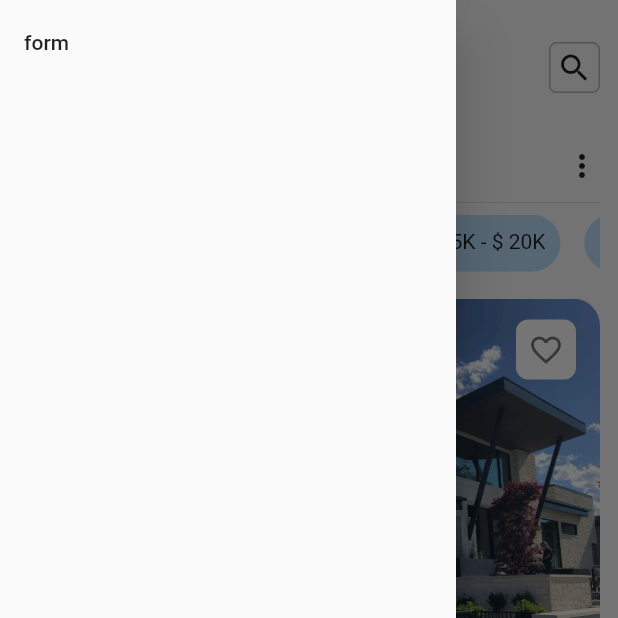
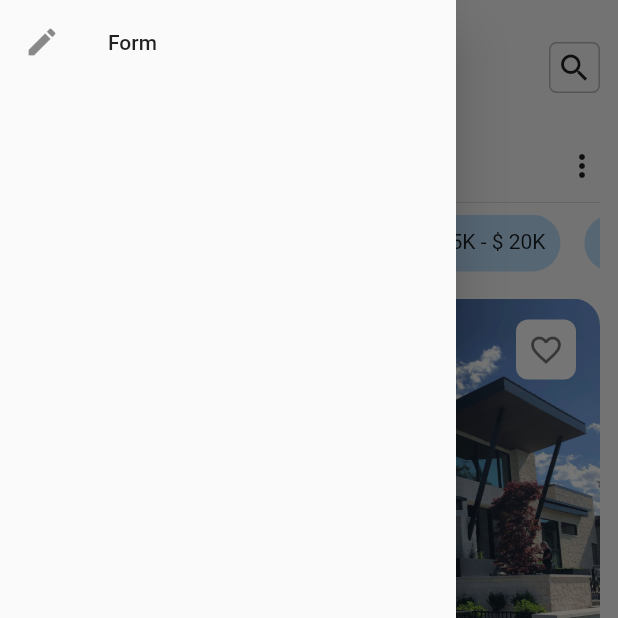
Before and after one commit to akhil-tj/boot_camp, a Flutter app: the screen it shows after launch, with the side drawer open, on a phone screen of 412 x 824 dp, the top half of it. Run offline on Flutter 3.47's test engine with Material 2 defaults, Android fonts, the phone set to English and light mode, and no system bars.

Commit message:
code base updated

```diff
--- a/lib/Screens/Home/home_screen.dart
+++ b/lib/Screens/Home/home_screen.dart
@@ -2,13 +2,12 @@ import 'package:boot_camp/CustomWidgets/custom_app_bar.dart';
 import 'package:boot_camp/CustomWidgets/custom_floating_btn.dart';
 import 'package:boot_camp/CustomWidgets/custom_recomendations.dart';
 import 'package:boot_camp/CustomWidgets/product.dart';
-import 'package:boot_camp/Screens/Details/product_details.dart';
 import 'package:boot_camp/models/product_model.dart';
 import 'package:flutter/material.dart';
 import 'package:boot_camp/Styles/text_styles.dart';
 
 class MyApp extends StatelessWidget {
-  final GlobalKey _scaffoldKey = new GlobalKey<ScaffoldState>();
+  final GlobalKey<ScaffoldState> _drawerKey = GlobalKey();
 
   List<ProductDataModel> productList = [
     ProductDataModel(
@@ -43,19 +42,24 @@ class MyApp extends StatelessWidget {
         bathroom: 2),
   ];
 
+  void tileClick(BuildContext context) {
+    Navigator.of(context).pop();
+    Navigator.of(context).pushNamed('/form');
+  }
+
   @override
   Widget build(BuildContext context) {
-    return MaterialApp(
-      debugShowCheckedModeBanner: false,
-      home: Scaffold(
-        key: _scaffoldKey,
+    return Scaffold(
+      key: _drawerKey,
       drawer: Drawer(
         child: ListView(
           children: [
             ListTile(
-                title: Text('form'),
-                onTap: () {},
-              ),
+                leading: Icon(Icons.edit),
+                title: Text('Form'),
+                onTap: () {
+                  tileClick(context);
+                }),
           ],
         ),
       ),
@@ -71,7 +75,7 @@ class MyApp extends StatelessWidget {
               children: [
                 CustomAppBar(
                   onTap: () {
-                      _scaffoldKey.currentState.openDrawer();
+                    _drawerKey.currentState.openDrawer();
                   },
                 ),
                 Text(
@@ -112,10 +116,6 @@ class MyApp extends StatelessWidget {
           ),
         ),
       ),
-      ),
-      routes: {
-        ProductDetails.routeName: (context) => ProductDetails(),
-      },
     );
   }
 
--- a/lib/main.dart
+++ b/lib/main.dart
@@ -1,6 +1,22 @@
+import 'package:boot_camp/Screens/Details/product_details.dart';
+import 'package:boot_camp/Screens/Forms/form_page.dart';
+import 'package:boot_camp/Screens/Home/home_screen.dart';
 import 'package:flutter/material.dart';
-import 'Screens/Home/home_screen.dart';
 
 void main() {
-  runApp(MyApp());
+  runApp(Start());
 }
+
+class Start extends StatelessWidget {
+  @override
+  Widget build(BuildContext context) {
+    return MaterialApp(
+      debugShowCheckedModeBanner: false,
+      routes: {
+        ProductDetails.routeName: (context) => ProductDetails(),
+        '/form': (context) => NewForm(),
+      },
+      home: MyApp(),
+    );
+  }
+}
```
Also changed, not shown: lib/Screens/Forms/form_page.dart (added, +11 -0 lines). Lines whose indentation alone changed are shown as unchanged.
